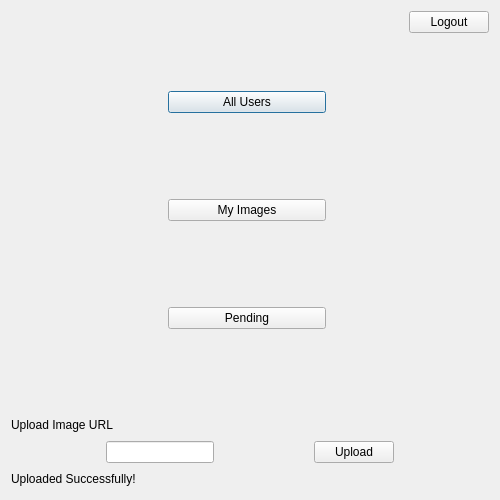
Before: the Qt Designer form seconddialog.ui in hassan-kandil/DistImage, drawn with Qt 5.
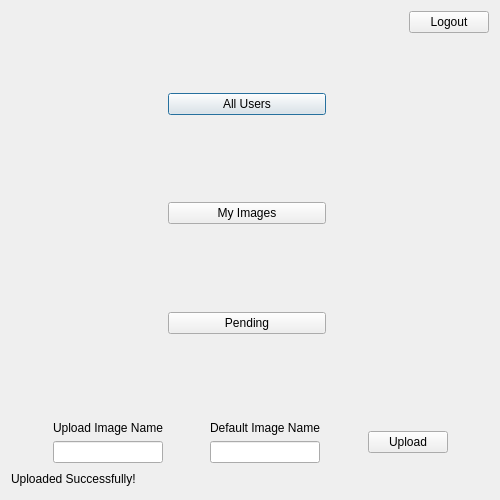
After: the same form once the commit is applied.

Commit message: Upload Stega Ref

```diff
--- a/seconddialog.ui
+++ b/seconddialog.ui
@@ -13,7 +13,7 @@
   <property name="windowTitle">
    <string>DistImage</string>
   </property>
-  <layout class="QVBoxLayout" name="verticalLayout_3">
+  <layout class="QVBoxLayout" name="verticalLayout_5">
    <item>
     <layout class="QHBoxLayout" name="horizontalLayout_3">
      <item>
@@ -182,44 +182,58 @@
    <item>
     <layout class="QHBoxLayout" name="horizontalLayout_4">
      <item>
-      <widget class="QLabel" name="lbl_upload_url">
-       <property name="text">
-        <string>Upload Image URL</string>
-       </property>
-      </widget>
-     </item>
-     <item>
-      <spacer name="horizontalSpacer_4">
-       <property name="orientation">
-        <enum>Qt::Horizontal</enum>
-       </property>
-       <property name="sizeHint" stdset="0">
-        <size>
-         <width>154</width>
-         <height>20</height>
-        </size>
-       </property>
-      </spacer>
-     </item>
-    </layout>
-   </item>
-   <item>
-    <layout class="QHBoxLayout" name="horizontalLayout_5">
-     <item>
       <spacer name="horizontalSpacer_6">
        <property name="orientation">
         <enum>Qt::Horizontal</enum>
        </property>
        <property name="sizeHint" stdset="0">
         <size>
-         <width>68</width>
+         <width>13</width>
          <height>20</height>
         </size>
        </property>
       </spacer>
      </item>
      <item>
-      <widget class="QLineEdit" name="line_upload"/>
+      <layout class="QVBoxLayout" name="verticalLayout_3">
+       <item>
+        <widget class="QLabel" name="lbl_upload_imagename">
+         <property name="text">
+          <string>Upload Image Name</string>
+         </property>
+        </widget>
+       </item>
+       <item>
+        <widget class="QLineEdit" name="line_upload"/>
+       </item>
+      </layout>
+     </item>
+     <item>
+      <spacer name="horizontalSpacer_10">
+       <property name="orientation">
+        <enum>Qt::Horizontal</enum>
+       </property>
+       <property name="sizeHint" stdset="0">
+        <size>
+         <width>17</width>
+         <height>20</height>
+        </size>
+       </property>
+      </spacer>
+     </item>
+     <item>
+      <layout class="QVBoxLayout" name="verticalLayout_4">
+       <item>
+        <widget class="QLabel" name="lbl_upload_defaultimage">
+         <property name="text">
+          <string>Default Image Name</string>
+         </property>
+        </widget>
+       </item>
+       <item>
+        <widget class="QLineEdit" name="line_upload_default"/>
+       </item>
+      </layout>
      </item>
      <item>
       <spacer name="horizontalSpacer_7">
@@ -228,7 +242,7 @@
        </property>
        <property name="sizeHint" stdset="0">
         <size>
-         <width>68</width>
+         <width>17</width>
          <height>20</height>
         </size>
        </property>
@@ -248,7 +262,7 @@
        </property>
        <property name="sizeHint" stdset="0">
         <size>
-         <width>68</width>
+         <width>13</width>
          <height>20</height>
         </size>
        </property>
```
The commit also changes 11 other files.
